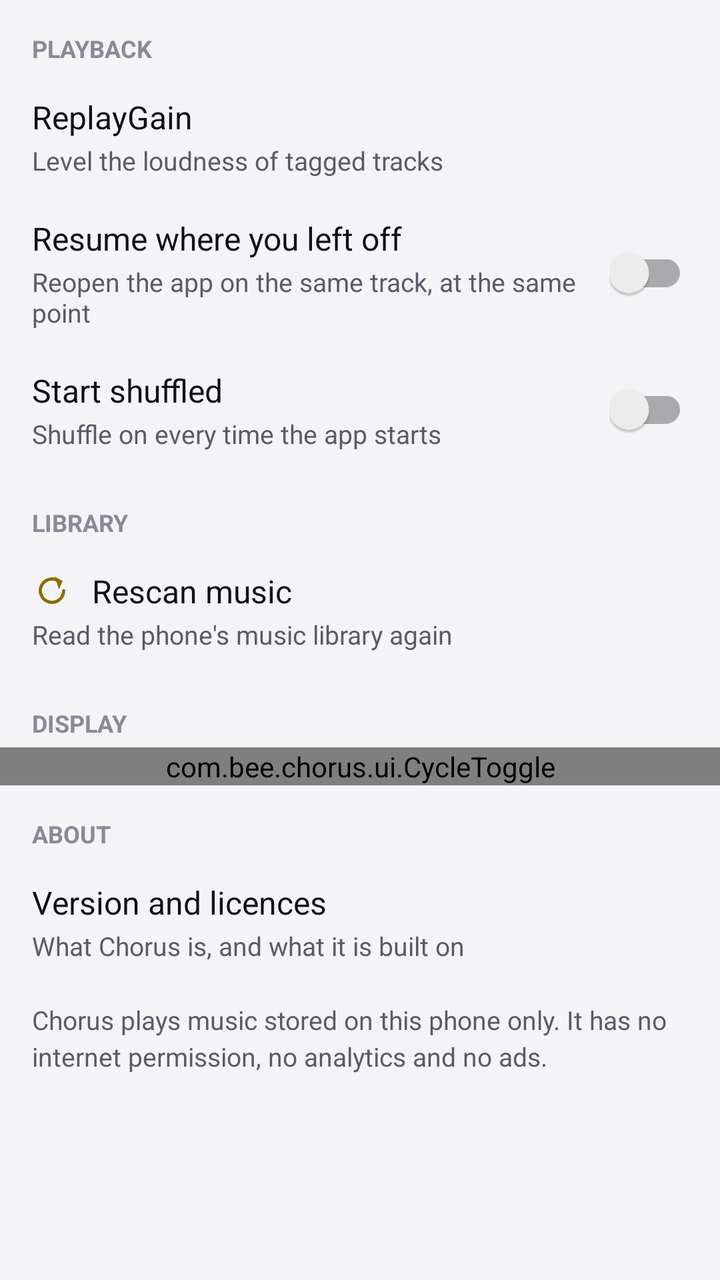
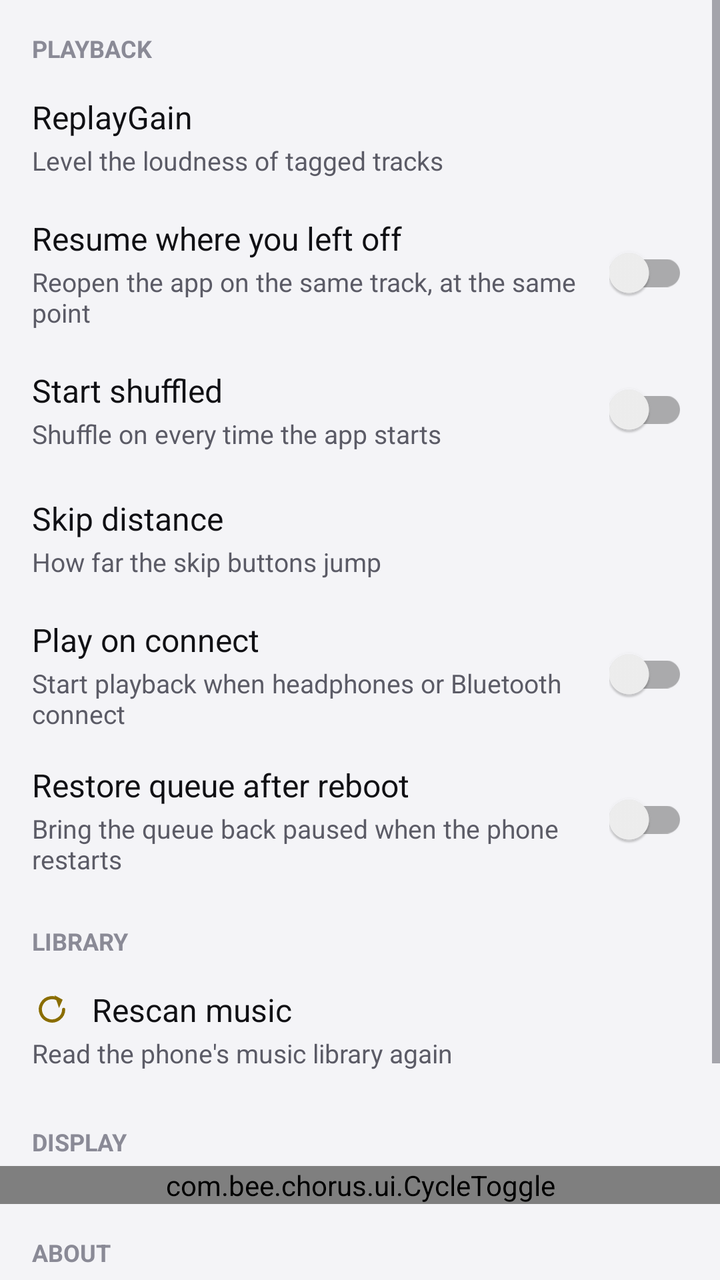

An Android layout rendered at two revisions. The XML below is the earlier revision; the diff shows what the commit changed to produce the second picture.
<!-- AndroidManifest.xml: application theme Theme.Chorus -->
<!-- res/layout/view_settings.xml -->
<?xml version="1.0" encoding="utf-8"?>
<ScrollView xmlns:android="http://schemas.android.com/apk/res/android"
    android:id="@+id/settings_scroll"
    android:layout_width="match_parent"
    android:layout_height="match_parent"
    android:fillViewport="true">

    <LinearLayout
        android:layout_width="match_parent"
        android:layout_height="wrap_content"
        android:orientation="vertical"
        android:paddingBottom="24dp">

        

        <TextView
            android:layout_width="match_parent"
            android:layout_height="wrap_content"
            android:paddingStart="16dp"
            android:paddingTop="16dp"
            android:paddingEnd="16dp"
            android:paddingBottom="4dp"
            android:text="Playback"
            android:textAllCaps="true"
            android:textColor="?attr/chorusTextMuted"
            android:textSize="12sp"
            android:textStyle="bold" />

        
        <LinearLayout
            android:id="@+id/settings_replaygain"
            android:layout_width="match_parent"
            android:layout_height="wrap_content"
            android:background="?android:attr/selectableItemBackground"
            android:clickable="true"
            android:focusable="true"
            android:gravity="center_vertical"
            android:minHeight="64dp"
            android:orientation="horizontal"
            android:paddingStart="16dp"
            android:paddingTop="8dp"
            android:paddingEnd="16dp"
            android:paddingBottom="8dp">

            <LinearLayout
                android:layout_width="0dp"
                android:layout_height="wrap_content"
                android:layout_weight="1"
                android:orientation="vertical">

                <TextView
                    android:layout_width="match_parent"
                    android:layout_height="wrap_content"
                    android:text="ReplayGain"
                    android:textColor="?android:attr/textColorPrimary"
                    android:textSize="16sp" />

                <TextView
                    android:layout_width="match_parent"
                    android:layout_height="wrap_content"
                    android:layout_marginTop="2dp"
                    android:text="Level the loudness of tagged tracks"
                    android:textColor="?android:attr/textColorSecondary"
                    android:textSize="13sp" />
            </LinearLayout>

            <TextView
                android:id="@+id/settings_replaygain_value"
                android:layout_width="wrap_content"
                android:layout_height="wrap_content"
                android:layout_marginStart="12dp"
                android:textColor="?attr/chorusAccentText"
                android:textSize="15sp" />
        </LinearLayout>

        
        <LinearLayout
            android:layout_width="match_parent"
            android:layout_height="wrap_content"
            android:gravity="center_vertical"
            android:minHeight="64dp"
            android:orientation="horizontal"
            android:paddingStart="16dp"
            android:paddingTop="8dp"
            android:paddingEnd="16dp"
            android:paddingBottom="8dp">

            <LinearLayout
                android:layout_width="0dp"
                android:layout_height="wrap_content"
                android:layout_weight="1"
                android:orientation="vertical">

                <TextView
                    android:layout_width="match_parent"
                    android:layout_height="wrap_content"
                    android:text="Resume where you left off"
                    android:textColor="?android:attr/textColorPrimary"
                    android:textSize="16sp" />

                <TextView
                    android:layout_width="match_parent"
                    android:layout_height="wrap_content"
                    android:layout_marginTop="2dp"
                    android:text="Reopen the app on the same track, at the same point"
                    android:textColor="?android:attr/textColorSecondary"
                    android:textSize="13sp" />
            </LinearLayout>

            <androidx.appcompat.widget.SwitchCompat
                android:id="@+id/settings_resume_switch"
                android:layout_width="wrap_content"
                android:layout_height="wrap_content"
                android:layout_marginStart="12dp"
                android:contentDescription="Resume where you left off" />
        </LinearLayout>

        
        <LinearLayout
            android:layout_width="match_parent"
            android:layout_height="wrap_content"
            android:gravity="center_vertical"
            android:minHeight="64dp"
            android:orientation="horizontal"
            android:paddingStart="16dp"
            android:paddingTop="8dp"
            android:paddingEnd="16dp"
            android:paddingBottom="8dp">

            <LinearLayout
                android:layout_width="0dp"
                android:layout_height="wrap_content"
                android:layout_weight="1"
                android:orientation="vertical">

                <TextView
                    android:layout_width="match_parent"
                    android:layout_height="wrap_content"
                    android:text="Start shuffled"
                    android:textColor="?android:attr/textColorPrimary"
                    android:textSize="16sp" />

                <TextView
                    android:layout_width="match_parent"
                    android:layout_height="wrap_content"
                    android:layout_marginTop="2dp"
                    android:text="Shuffle on every time the app starts"
                    android:textColor="?android:attr/textColorSecondary"
                    android:textSize="13sp" />
            </LinearLayout>

            <androidx.appcompat.widget.SwitchCompat
                android:id="@+id/settings_shuffle_switch"
                android:layout_width="wrap_content"
                android:layout_height="wrap_content"
                android:layout_marginStart="12dp"
                android:contentDescription="Start shuffled" />
        </LinearLayout>

        

        <TextView
            android:layout_width="match_parent"
            android:layout_height="wrap_content"
            android:paddingStart="16dp"
            android:paddingTop="16dp"
            android:paddingEnd="16dp"
            android:paddingBottom="4dp"
            android:text="Library"
            android:textAllCaps="true"
            android:textColor="?attr/chorusTextMuted"
            android:textSize="12sp"
            android:textStyle="bold" />

        
        <LinearLayout
            android:id="@+id/settings_rescan"
            android:layout_width="match_parent"
            android:layout_height="wrap_content"
            android:background="?android:attr/selectableItemBackground"
            android:clickable="true"
            android:focusable="true"
            android:gravity="center_vertical"
            android:minHeight="64dp"
            android:orientation="horizontal"
            android:paddingStart="16dp"
            android:paddingTop="8dp"
            android:paddingEnd="16dp"
            android:paddingBottom="8dp">

            <LinearLayout
                android:layout_width="0dp"
                android:layout_height="wrap_content"
                android:layout_weight="1"
                android:orientation="vertical">

                <TextView
                    android:layout_width="match_parent"
                    android:layout_height="wrap_content"
                    android:drawablePadding="10dp"
                    android:drawableTint="?attr/chorusAccentText"
                    android:drawableStart="@drawable/ic_rescan"
                    android:gravity="center_vertical"
                    android:text="Rescan music"
                    android:textColor="?android:attr/textColorPrimary"
                    android:textSize="16sp" />

                <TextView
                    android:layout_width="match_parent"
                    android:layout_height="wrap_content"
                    android:layout_marginTop="2dp"
                    android:text="Read the phone's music library again"
                    android:textColor="?android:attr/textColorSecondary"
                    android:textSize="13sp" />
            </LinearLayout>
        </LinearLayout>

        

        <TextView
            android:layout_width="match_parent"
            android:layout_height="wrap_content"
            android:paddingStart="16dp"
            android:paddingTop="16dp"
            android:paddingEnd="16dp"
            android:paddingBottom="4dp"
            android:text="Display"
            android:textAllCaps="true"
            android:textColor="?attr/chorusTextMuted"
            android:textSize="12sp"
            android:textStyle="bold" />

        
        <com.bee.chorus.ui.CycleToggle
            android:id="@+id/cycle_toggle"
            android:layout_width="match_parent"
            android:layout_height="wrap_content" />

        

        <TextView
            android:layout_width="match_parent"
            android:layout_height="wrap_content"
            android:paddingStart="16dp"
            android:paddingTop="16dp"
            android:paddingEnd="16dp"
            android:paddingBottom="4dp"
            android:text="About"
            android:textAllCaps="true"
            android:textColor="?attr/chorusTextMuted"
            android:textSize="12sp"
            android:textStyle="bold" />

        <LinearLayout
            android:id="@+id/settings_about"
            android:layout_width="match_parent"
            android:layout_height="wrap_content"
            android:background="?android:attr/selectableItemBackground"
            android:clickable="true"
            android:focusable="true"
            android:gravity="center_vertical"
            android:minHeight="64dp"
            android:orientation="horizontal"
            android:paddingStart="16dp"
            android:paddingTop="8dp"
            android:paddingEnd="16dp"
            android:paddingBottom="8dp">

            <LinearLayout
                android:layout_width="0dp"
                android:layout_height="wrap_content"
                android:layout_weight="1"
                android:orientation="vertical">

                <TextView
                    android:layout_width="match_parent"
                    android:layout_height="wrap_content"
                    android:text="Version and licences"
                    android:textColor="?android:attr/textColorPrimary"
                    android:textSize="16sp" />

                <TextView
                    android:layout_width="match_parent"
                    android:layout_height="wrap_content"
                    android:layout_marginTop="2dp"
                    android:text="What Chorus is, and what it is built on"
                    android:textColor="?android:attr/textColorSecondary"
                    android:textSize="13sp" />
            </LinearLayout>
        </LinearLayout>

        <TextView
            android:id="@+id/settings_about_text"
            android:layout_width="match_parent"
            android:layout_height="wrap_content"
            android:paddingStart="16dp"
            android:paddingTop="8dp"
            android:paddingEnd="16dp"
            android:lineSpacingExtra="3dp"
            android:text="Chorus plays music stored on this phone only. It has no internet permission, no analytics and no ads."
            android:textColor="?android:attr/textColorSecondary"
            android:textSize="13sp" />
    </LinearLayout>
</ScrollView>
<!-- resources referenced by this layout -->
<resources>
  <!-- drawable ic_rescan (drawable) -->
  <?xml version="1.0" encoding="utf-8"?>
  <vector xmlns:android="http://schemas.android.com/apk/res/android"
      android:width="20dp"
      android:height="20dp"
      android:viewportWidth="24"
      android:viewportHeight="24">
      <path
          android:fillColor="#00000000"
          android:pathData="M19,12 a7,7 0 1 1 -2.1,-5"
          android:strokeColor="#FFFFFFFF"
          android:strokeLineCap="round"
          android:strokeWidth="1.9" />
      <path
          android:fillColor="#FFFFFFFF"
          android:pathData="M13.6,3.6 L18.4,6.2 L16.2,11.2 Z" />
  </vector>
  <style name="Theme.Chorus" parent="Theme.Chorus.Base" />
  <color name="chorus_light_bg">#FFF4F4F7</color>
  <color name="chorus_light_status_bar">@color/chorus_light_bg</color>
  <color name="chorus_light_nav_bar">@color/chorus_light_bg</color>
  <color name="chorus_light_text_primary">#FF101014</color>
  <color name="chorus_light_text_secondary">#FF5B5B66</color>
  <color name="chorus_light_surface">#FFFFFFFF</color>
  <color name="chorus_light_surface_elevated">#FFFFFFFF</color>
  <color name="chorus_light_text_muted">#FF8A8A96</color>
  <color name="chorus_light_divider">#1F000000</color>
  <color name="chorus_light_accent">#FFFFC107</color>
  <color name="chorus_light_accent_text">#FF8A6D00</color>
  <color name="chorus_light_player_bg">#FFF4F4F7</color>
  <color name="chorus_light_player_text">#FF101014</color>
  <color name="chorus_light_player_text_secondary">#B3101014</color>
  <color name="chorus_light_player_text_muted">#99101014</color>
  <color name="chorus_light_player_text_shadow">#00000000</color>
  <color name="chorus_light_player_art_card">#FF14141A</color>
  <color name="chorus_light_player_scrim_mid">#CCFFFFFF</color>
  <color name="chorus_light_player_scrim_low">#F2FFFFFF</color>
  <color name="chorus_light_player_scrim_end">#FAFFFFFF</color>
  <color name="chorus_light_player_surface">#FF101014</color>
  <color name="chorus_light_player_on_surface">#FFFFFFFF</color>
  <color name="chorus_light_player_pill">#1F000000</color>
  <color name="chorus_light_player_pill_border">#33000000</color>
  <color name="chorus_light_player_pill_on">#66FFC107</color>
  <color name="chorus_light_player_on_pill_text">#FF101014</color>
  <color name="chorus_light_player_pill_strong">#FF101014</color>
  <color name="chorus_light_player_on_strong_pill_text">#FFFFFFFF</color>
  <color name="chorus_light_player_ripple">#33000000</color>
  <color name="chorus_light_player_seek_track">#33000000</color>
  <color name="chorus_light_player_seek_thumb">#FF101014</color>
  <color name="chorus_light_player_seek_halo">#40000000</color>
  <style name="Theme.Chorus.Dialog" parent="Theme.AppCompat.DayNight.Dialog.Alert">
          <item name="android:windowBackground">@drawable/dialog_surface</item>
          <item name="android:textColorPrimary">@color/chorus_light_text_primary</item>
          <item name="android:textColorSecondary">@color/chorus_light_text_secondary</item>
          <item name="android:textColorHint">@color/chorus_light_text_muted</item>
          <item name="colorAccent">@color/chorus_light_accent</item>
          <item name="colorControlActivated">@color/chorus_light_accent</item>
          
          <item name="android:colorControlActivated">@color/chorus_light_accent</item>
          <item name="android:colorControlNormal">@color/chorus_light_text_secondary</item>
      </style>
  <!-- drawable dialog_surface (drawable) -->
  <?xml version="1.0" encoding="utf-8"?>
  <shape xmlns:android="http://schemas.android.com/apk/res/android"
      android:shape="rectangle">
      <solid android:color="?attr/chorusSurfaceElevated" />
      <corners android:radius="16dp" />
      <stroke
          android:width="1dp"
          android:color="?attr/chorusDivider" />
  </shape>
  <!-- unchanged entries left out for length: 1 -->
</resources>

<!-- the commit's change to res/layout/view_settings.xml (unified diff, before → after) -->
@@ -158,6 +158,137 @@
         </LinearLayout>
 
         
+        <LinearLayout
+            android:id="@+id/settings_skip"
+            android:layout_width="match_parent"
+            android:layout_height="wrap_content"
+            android:background="?android:attr/selectableItemBackground"
+            android:clickable="true"
+            android:focusable="true"
+            android:gravity="center_vertical"
+            android:minHeight="64dp"
+            android:orientation="horizontal"
+            android:paddingStart="16dp"
+            android:paddingTop="8dp"
+            android:paddingEnd="16dp"
+            android:paddingBottom="8dp">
+
+            <LinearLayout
+                android:layout_width="0dp"
+                android:layout_height="wrap_content"
+                android:layout_weight="1"
+                android:orientation="vertical">
+
+                <TextView
+                    android:layout_width="match_parent"
+                    android:layout_height="wrap_content"
+                    android:text="Skip distance"
+                    android:textColor="?android:attr/textColorPrimary"
+                    android:textSize="16sp" />
+
+                <TextView
+                    android:layout_width="match_parent"
+                    android:layout_height="wrap_content"
+                    android:layout_marginTop="2dp"
+                    android:text="How far the skip buttons jump"
+                    android:textColor="?android:attr/textColorSecondary"
+                    android:textSize="13sp" />
+            </LinearLayout>
+
+            <TextView
+                android:id="@+id/settings_skip_value"
+                android:layout_width="wrap_content"
+                android:layout_height="wrap_content"
+                android:layout_marginStart="12dp"
+                android:textColor="?attr/chorusAccentText"
+                android:textSize="15sp" />
+        </LinearLayout>
+
+        
+        <LinearLayout
+            android:layout_width="match_parent"
+            android:layout_height="wrap_content"
+            android:gravity="center_vertical"
+            android:minHeight="64dp"
+            android:orientation="horizontal"
+            android:paddingStart="16dp"
+            android:paddingTop="8dp"
+            android:paddingEnd="16dp"
+            android:paddingBottom="8dp">
+
+            <LinearLayout
+                android:layout_width="0dp"
+                android:layout_height="wrap_content"
+                android:layout_weight="1"
+                android:orientation="vertical">
+
+                <TextView
+                    android:layout_width="match_parent"
+                    android:layout_height="wrap_content"
+                    android:text="Play on connect"
+                    android:textColor="?android:attr/textColorPrimary"
+                    android:textSize="16sp" />
+
+                <TextView
+                    android:layout_width="match_parent"
+                    android:layout_height="wrap_content"
+                    android:layout_marginTop="2dp"
+                    android:text="Start playback when headphones or Bluetooth connect"
+                    android:textColor="?android:attr/textColorSecondary"
+                    android:textSize="13sp" />
+            </LinearLayout>
+
+            <androidx.appcompat.widget.SwitchCompat
+                android:id="@+id/settings_connect_switch"
+                android:layout_width="wrap_content"
+                android:layout_height="wrap_content"
+                android:layout_marginStart="12dp"
+                android:contentDescription="Play on connect" />
+        </LinearLayout>
+
+        
+        <LinearLayout
+            android:layout_width="match_parent"
+            android:layout_height="wrap_content"
+            android:gravity="center_vertical"
+            android:minHeight="64dp"
+            android:orientation="horizontal"
+            android:paddingStart="16dp"
+            android:paddingTop="8dp"
+            android:paddingEnd="16dp"
+            android:paddingBottom="8dp">
+
+            <LinearLayout
+                android:layout_width="0dp"
+                android:layout_height="wrap_content"
+                android:layout_weight="1"
+                android:orientation="vertical">
+
+                <TextView
+                    android:layout_width="match_parent"
+                    android:layout_height="wrap_content"
+                    android:text="Restore queue after reboot"
+                    android:textColor="?android:attr/textColorPrimary"
+                    android:textSize="16sp" />
+
+                <TextView
+                    android:layout_width="match_parent"
+                    android:layout_height="wrap_content"
+                    android:layout_marginTop="2dp"
+                    android:text="Bring the queue back paused when the phone restarts"
+                    android:textColor="?android:attr/textColorSecondary"
+                    android:textSize="13sp" />
+            </LinearLayout>
+
+            <androidx.appcompat.widget.SwitchCompat
+                android:id="@+id/settings_boot_switch"
+                android:layout_width="wrap_content"
+                android:layout_height="wrap_content"
+                android:layout_marginStart="12dp"
+                android:contentDescription="Restore queue after reboot" />
+        </LinearLayout>
+
+        
 
         <TextView
             android:layout_width="match_parent"
